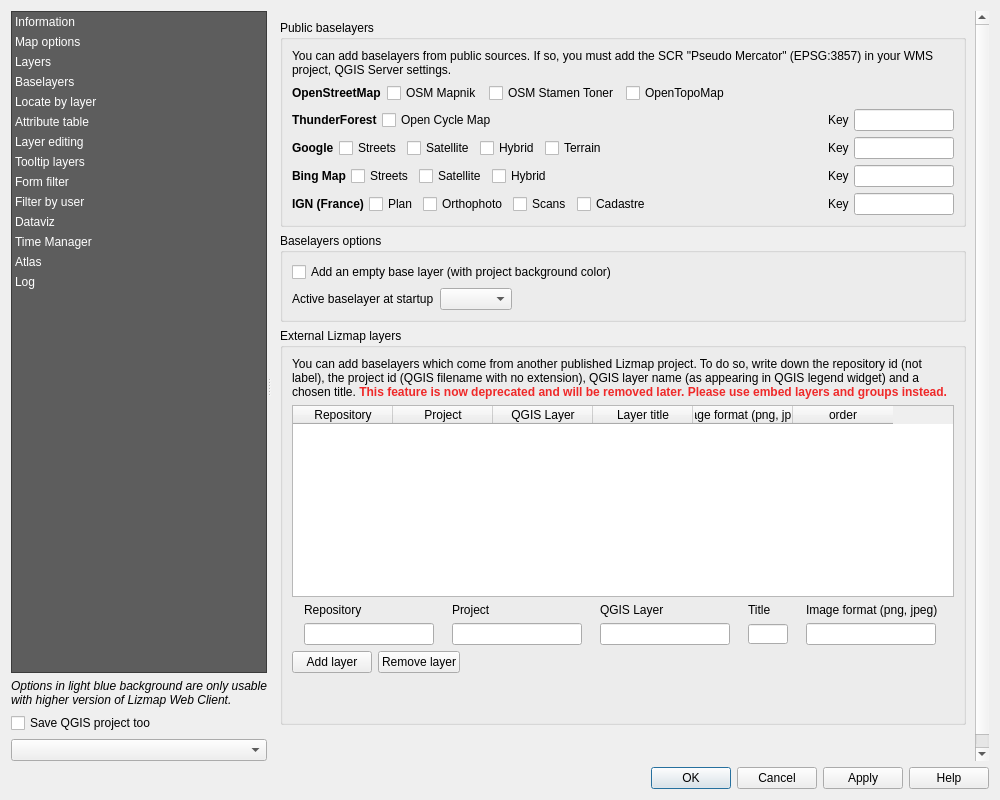
First picture: the form in lizmap/resources/ui/ui_lizmap.ui, repository 3liz/lizmap-plugin, before the edit.
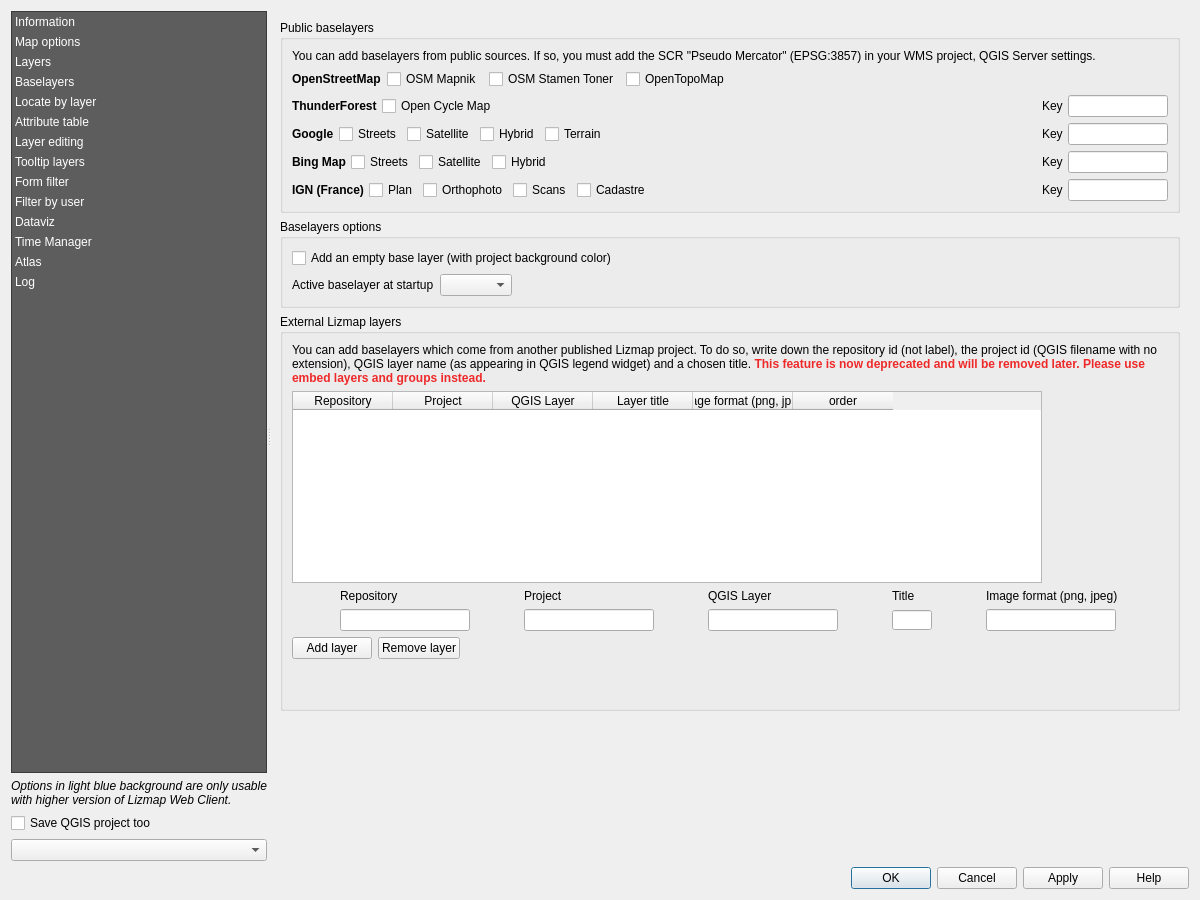
Second picture: the form after the edit. The open tabs and pages were chosen to show the change. Custom widgets are drawn as their Qt base class.

Commit message: UI - increase the size of the dialog

What changed in the file:
```diff
--- a/lizmap/resources/ui/ui_lizmap.ui
+++ b/lizmap/resources/ui/ui_lizmap.ui
@@ -6,8 +6,8 @@
    <rect>
     <x>0</x>
     <y>0</y>
-    <width>1000</width>
-    <height>800</height>
+    <width>1200</width>
+    <height>900</height>
    </rect>
   </property>
   <property name="windowTitle">
@@ -2111,7 +2111,7 @@
                 <x>0</x>
                 <y>0</y>
                 <width>577</width>
-                <height>885</height>
+                <height>879</height>
                </rect>
               </property>
               <layout class="QVBoxLayout" name="verticalLayout_28">
@@ -2137,6 +2137,7 @@
                      <widget class="QLabel" name="label_32">
                       <property name="font">
                        <font>
+                        <weight>75</weight>
                         <bold>true</bold>
                        </font>
                       </property>
@@ -2202,6 +2203,7 @@
                      <widget class="QLabel" name="label_33">
                       <property name="font">
                        <font>
+                        <weight>75</weight>
                         <bold>true</bold>
                        </font>
                       </property>
@@ -2267,6 +2269,7 @@
                      <widget class="QLabel" name="label_33">
                       <property name="font">
                        <font>
+                        <weight>75</weight>
                         <bold>true</bold>
                        </font>
                       </property>
@@ -2353,6 +2356,7 @@
                      <widget class="QLabel" name="label_34">
                       <property name="font">
                        <font>
+                        <weight>75</weight>
                         <bold>true</bold>
                        </font>
                       </property>
@@ -2432,6 +2436,7 @@
                      <widget class="QLabel" name="label_35">
                       <property name="font">
                        <font>
+                        <weight>75</weight>
                         <bold>true</bold>
                        </font>
                       </property>
```
Left out of the diff: 27 changed lines with no effect on the pictures.
